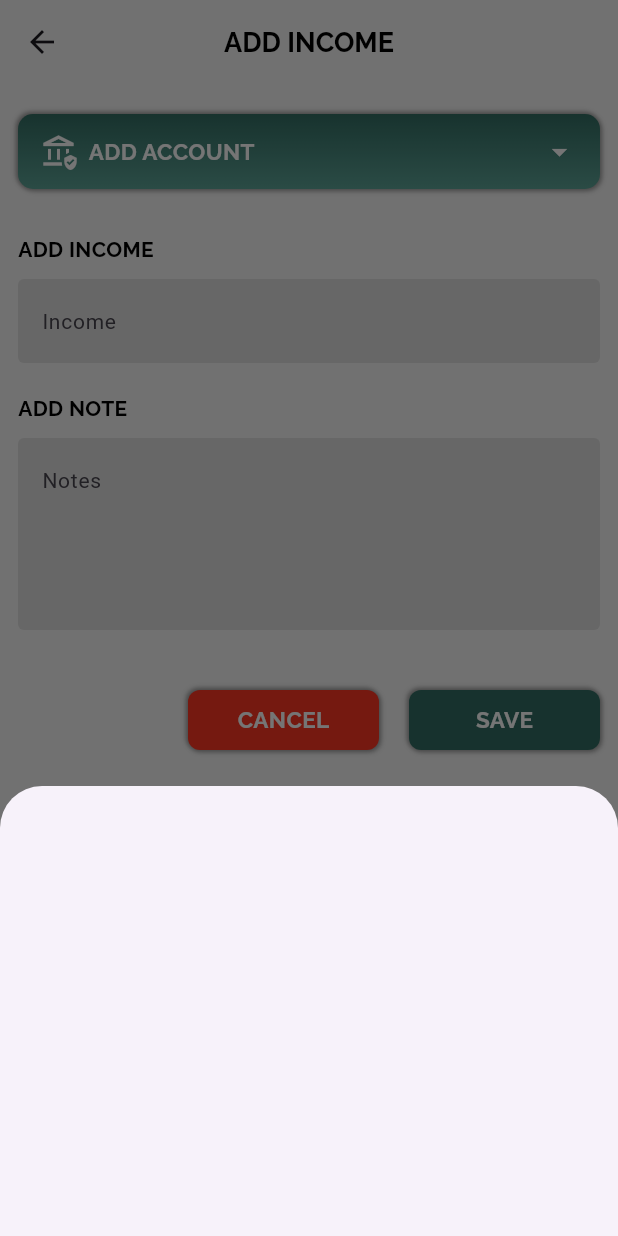
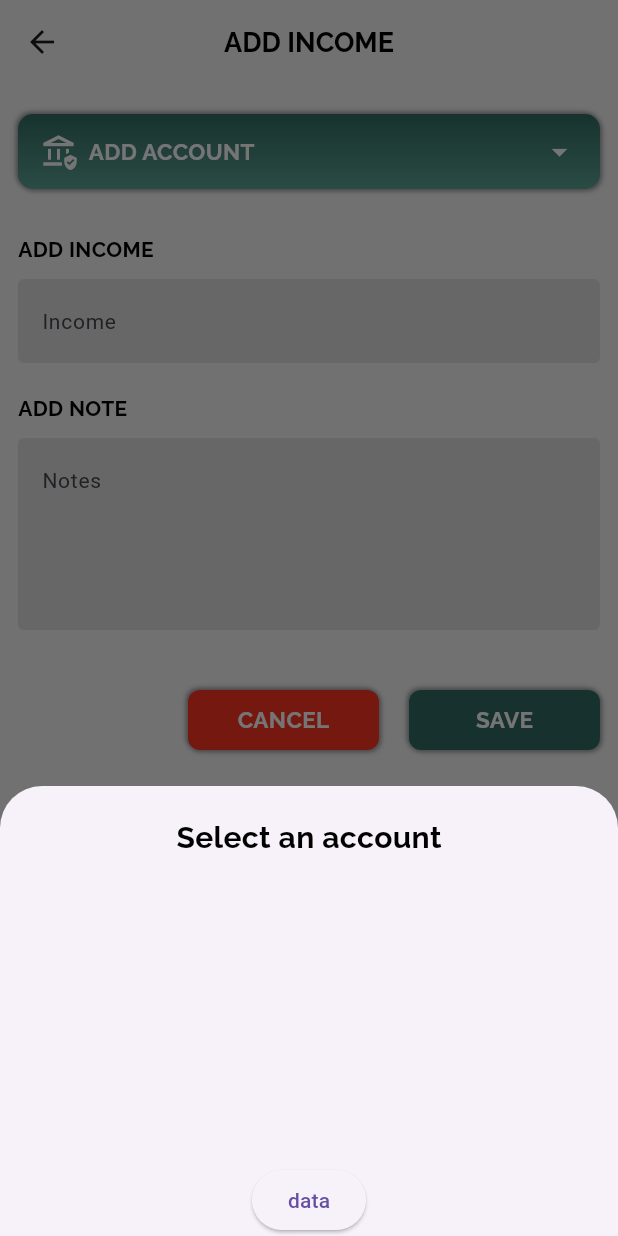
Before and after one commit to Kevinkiron/zoro, a Flutter app: the AddBudget screen opened directly, after a tap on "ADD ACCOUNT", on a phone screen of 412 x 824 dp. Run offline on Flutter 3.47's test engine with Material 3 defaults, Android fonts, the light colour scheme and no system bars; our stand-ins replace bloc, easy_date_timeline, equatable, fl_chart, flashy_tab_bar2, flip_card and 5 more; missing offline and left inert: circular_menu; accounts and stored records are empty; generated files the repository leaves out were written again.

Commit message:
account input data set up

```diff
--- a/lib/data/bloc/account_bloc/account_bloc.dart
+++ b/lib/data/bloc/account_bloc/account_bloc.dart
@@ -27,7 +27,7 @@ class AccountBloc extends Bloc<AccountEvent, AccountState> {
   }
   void _onAddAccount(AddAmount event, Emitter<AccountState> emit) async {
     try {
-      await isarService.addAccount(event.note, event.amount, event.addAc);
+      await isarService.addAccount(event.note, event.amount, []);
       emit(state.copyWith(status: Status.success));
     } catch (e) {
       emit(state.copyWith(status: Status.failure));
@@ -37,6 +37,7 @@ class AccountBloc extends Bloc<AccountEvent, AccountState> {
   void _onLoadAccounts(ReadAccount event, Emitter<AccountState> emit) async {
     try {
       var res = await isarService.readAmount();
+      log(res.toString());
       emit(state.copyWith(accounts: res, status: Status.success));
     } catch (e) {
       emit(state.copyWith(status: Status.failure));
@@ -55,6 +56,7 @@ class AccountBloc extends Bloc<AccountEvent, AccountState> {
   void _onLoadExpense(ReadExpense event, Emitter<AccountState> emit) async {
     try {
       var res = await isarService.readExpense();
+      log(res.toString());
       emit(state.copyWith(
         expense: res,
         status: Status.success,
--- a/lib/data/bloc/account_bloc/account_state.dart
+++ b/lib/data/bloc/account_bloc/account_state.dart
@@ -6,19 +6,11 @@ final class AccountState extends Equatable {
   final Status status;
   final List<Account> accounts;
   final List<Expense> expense;
-  final List<String> images;
   final List<AddAccountModel> addAccount;
   const AccountState({
     this.addAccount = const <AddAccountModel>[],
     this.accounts = const <Account>[],
     this.expense = const <Expense>[],
-    this.images = const <String>[
-      'assets/png/car.png',
-      'assets/png/food.png',
-      'assets/png/fuel.png',
-      'assets/png/rent.jpg',
-      'assets/png/shopping.jpg',
-    ],
     this.status = Status.initial,
   });
   AccountState copyWith({
--- a/lib/data/models/AddAccount_mode.dart
+++ b/lib/data/models/AddAccount_mode.dart
@@ -1,7 +1,7 @@
 class AddAccountModel {
   final String name;
   final double amount;
-  final List<String> icons;
+  final String icons;
   AddAccountModel({
     required this.amount,
     required this.name,
--- a/lib/main.dart
+++ b/lib/main.dart
@@ -2,6 +2,7 @@ import 'package:expense_tracker/data/bloc/account_bloc/account_bloc.dart';
 import 'package:expense_tracker/data/bloc/home_bloc/home_bloc.dart';
 import 'package:expense_tracker/data/bloc/splash_bloc/splash_bloc.dart';
 import 'package:expense_tracker/data/isar_service.dart';
+import 'package:expense_tracker/screens/add_expense_income/bloc/budget_form_bloc.dart';
 import 'package:expense_tracker/screens/splash/splash.dart';
 import 'package:flutter/material.dart';
 import 'package:flutter_bloc/flutter_bloc.dart';
@@ -27,6 +28,9 @@ class MyApp extends StatelessWidget {
           create: (context) => SplashBloc(),
         ),
         BlocProvider(
+          create: (context) => BudgetFormBloc(),
+        ),
+        BlocProvider(
           create: (context) => AccountBloc(IsarService())
             ..add(const ReadAccount())
             ..add(const ReadExpense()),
--- /dev/null
+++ b/lib/screens/add_expense_income/bloc/budget_form_bloc.dart
@@ -0,0 +1,31 @@
+import 'package:bloc/bloc.dart';
+import 'package:equatable/equatable.dart';
+import 'package:flutter/material.dart';
+
+import '../../../data/models/AddAccount_mode.dart';
+
+part 'budget_form_event.dart';
+part 'budget_form_state.dart';
+
+class BudgetFormBloc extends Bloc<BudgetFormEvent, BudgetFormState> {
+  TextEditingController amountController = TextEditingController();
+  TextEditingController accountNameController = TextEditingController();
+  BudgetFormBloc() : super(const BudgetFormState()) {
+    on<AddAccount>(_addAccount);
+    on<SelectImage>(_selectImage);
+  }
+
+  void _addAccount(AddAccount event, Emitter<BudgetFormState> emit) {
+    final newAccount = AddAccountModel(
+      amount: event.amount,
+      name: event.name,
+      icons: state.selectedImage,
+    );
+    emit(state.copyWith(
+        accountList: List.from(state.accountList)..add(newAccount)));
+  }
+
+  void _selectImage(SelectImage event, Emitter<BudgetFormState> emit) {
+    emit(state.copyWith(selectedImage: event.selectedImage));
+  }
+}
--- /dev/null
+++ b/lib/screens/add_expense_income/bloc/budget_form_event.dart
@@ -0,0 +1,30 @@
+part of 'budget_form_bloc.dart';
+
+class BudgetFormEvent extends Equatable {
+  const BudgetFormEvent();
+
+  @override
+  List<Object> get props => [];
+}
+
+class AddAccount extends BudgetFormEvent {
+  final String name;
+  final double amount;
+  final String icons;
+  AddAccount(
+    this.amount,
+    this.name,
+    this.icons,
+  );
+  @override
+  List<Object> get props => [amount, name, icons];
+}
+
+class SelectImage extends BudgetFormEvent {
+  final String selectedImage;
+
+  SelectImage({required this.selectedImage});
+
+  @override
+  List<Object> get props => [selectedImage];
+}
--- /dev/null
+++ b/lib/screens/add_expense_income/bloc/budget_form_state.dart
@@ -0,0 +1,31 @@
+part of 'budget_form_bloc.dart';
+
+class BudgetFormState extends Equatable {
+  final List<AddAccountModel> accountList;
+  final List<String> images;
+  final String selectedImage;
+
+  const BudgetFormState({
+    this.accountList = const <AddAccountModel>[],
+    this.selectedImage = '',
+    this.images = const <String>[
+      'assets/png/car.png',
+      'assets/png/food.png',
+      'assets/png/fuel.png',
+      'assets/png/rent.jpg',
+      'assets/png/shopping.jpg',
+    ],
+  });
+  BudgetFormState copyWith({
+    List<AddAccountModel>? accountList,
+    String? selectedImage,
+  }) {
+    return BudgetFormState(
+      accountList: accountList ?? this.accountList,
+      selectedImage: selectedImage ?? this.selectedImage,
+    );
+  }
+
+  @override
+  List<Object> get props => [accountList, selectedImage, images];
+}
--- a/lib/screens/add_expense_income/budget_form.dart
+++ b/lib/screens/add_expense_income/budget_form.dart
@@ -5,6 +5,8 @@ import 'package:gap/gap.dart';
 
 import '../../utils/app_font_styles.dart';
 import '../home/home.dart';
+import 'bloc/budget_form_bloc.dart';
+import 'widgets/bottom_sheet.dart';
 
 class AddBudget extends StatelessWidget {
   const AddBudget({super.key});
@@ -22,16 +24,20 @@ class AddBudget extends StatelessWidget {
       ),
       body: Column(
         children: [
-          _incomeTab(context),
+          BlocBuilder<BudgetFormBloc, BudgetFormState>(
+            builder: (context, state) {
+              return _incomeTab(context, state);
+            },
+          ),
         ],
       ),
     );
   }
 }
 
-Widget _incomeTab(BuildContext context) {
+Widget _incomeTab(BuildContext context, BudgetFormState state) {
   return BlocBuilder<AccountBloc, AccountState>(
-    builder: (context, state) {
+    builder: (context, accountState) {
       return Padding(
         padding: const EdgeInsets.symmetric(horizontal: 12),
         child: Column(
@@ -43,7 +49,7 @@ Widget _incomeTab(BuildContext context) {
                 const Gap(20),
                 Row(
                   children: [
-                    _accountSelection(context),
+                    _accountSelection(context, state),
                   ],
                 ),
                 const Gap(30),
@@ -141,6 +147,7 @@ Widget _incomeTab(BuildContext context) {
                       context.read<AccountBloc>().add(AddAmount(
                             context.read<AccountBloc>().note.text,
                             amount ?? 0,
+                            accountState.accounts,
                           ));
                       Navigator.push(
                           context,
@@ -186,7 +193,7 @@ Widget _incomeTab(BuildContext context) {
   );
 }
 
-Expanded _accountSelection(BuildContext context) {
+Expanded _accountSelection(BuildContext context, BudgetFormState state) {
   return Expanded(
       child: GestureDetector(
     onTap: () {
@@ -196,6 +203,31 @@ Expanded _accountSelection(BuildContext context) {
             return Container(
               width: double.infinity,
               height: 300,
+              child: Column(
+                children: [
+                  const Gap(20),
+                  AppFont().S(
+                      text: 'Select an account',
+                      fontSize: 20,
+                      fontWeight: FontWeight.bold),
+                  const Gap(20),
+                  Expanded(
+                    child: ListView.builder(
+                      shrinkWrap: true,
+                      itemCount: state.accountList.length,
+                      physics: const AlwaysScrollableScrollPhysics(),
+                      itemBuilder: (context, index) {
+                        return _listViewOfAccount(index, state);
+                      },
+                    ),
+                  ),
+                  ElevatedButton(
+                      onPressed: () {
+                        addNewAccount(context);
+                      },
+                      child: const Text('data')),
+                ],
+              ),
             );
           });
     },
@@ -222,7 +254,6 @@ Expanded _accountSelection(BuildContext context) {
           colors: [
             Color(0xFF336e64),
             Color(0xFF5da497),
-            // Color(0xFF2c5952),
           ],
           begin: Alignment.topCenter,
           end: Alignment.bottomCenter,
@@ -234,13 +265,17 @@ Expanded _accountSelection(BuildContext context) {
           Row(
             mainAxisAlignment: MainAxisAlignment.center,
             children: [
-              const Icon(Icons.assured_workload_outlined, color: Colors.white),
+              const Icon(
+                Icons.assured_workload_outlined,
+                color: Colors.white,
+              ),
               const Gap(8),
               AppFont().S(
-                  text: 'Add Account'.toUpperCase(),
-                  color: Colors.white,
-                  fontSize: 15,
-                  fontWeight: FontWeight.bold),
+                text: 'Add Account'.toUpperCase(),
+                color: Colors.white,
+                fontSize: 15,
+                fontWeight: FontWeight.bold,
+              ),
             ],
           ),
           const Icon(Icons.arrow_drop_down, color: Colors.white),
@@ -249,3 +284,44 @@ Expanded _accountSelection(BuildContext context) {
     ),
   ));
 }
+
+Column _listViewOfAccount(index, BudgetFormState state) {
+  return Column(
+    children: [
+      Container(
+        color: Colors.white,
+        padding: const EdgeInsets.symmetric(horizontal: 20),
+        height: 50,
+        child: Row(
+          mainAxisAlignment: MainAxisAlignment.spaceBetween,
+          children: [
+            Row(
+              children: [
+                Image.asset(
+                  state.accountList[index].icons,
+                  width: 90,
+                  height: 90,
+                ),
+                AppFont().S(
+                    text: state.accountList[index].name,
+                    fontSize: 18,
+                    fontWeight: FontWeight.bold),
+              ],
+            ),
+            AppFont().N(
+                text: state.accountList[index].amount.toString(),
+                fontSize: 14,
+                fontWeight: FontWeight.bold)
+          ],
+        ),
+      ),
+      const Gap(10)
+    ],
+  );
+}
+
+Future<String?> addNewAccount(BuildContext context) {
+  return showDialog<String>(
+      context: context,
+      builder: (BuildContext context) => CustomAlertDialogAddAccount());
+}
```
Also changed, not shown: lib/data/bloc/account_bloc/account_event.dart (+11 -0 lines), lib/data/isar_service.dart (+5 -3 lines), lib/screens/add_expense_income/widgets/bottom_sheet.dart (+30 -18 lines).
